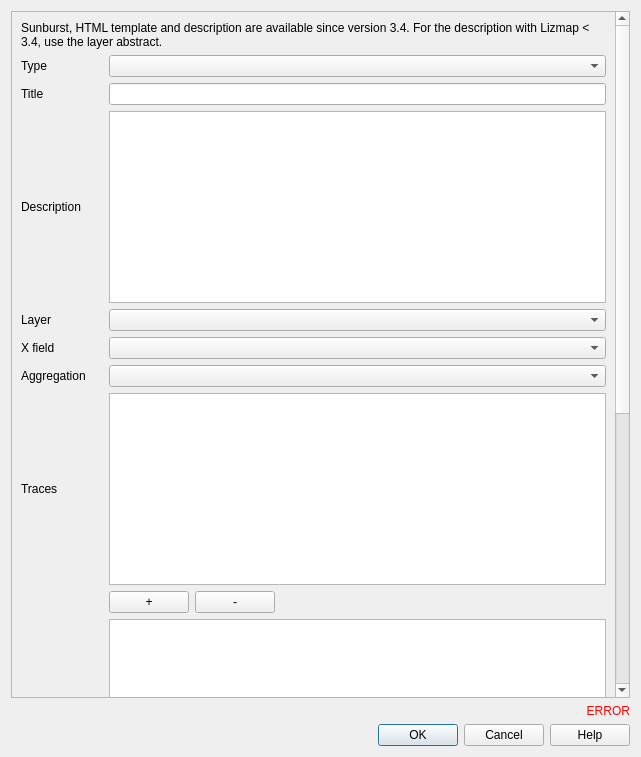
Before: the Qt Designer form lizmap/resources/ui/ui_form_dataviz.ui in 3liz/lizmap-plugin, drawn with Qt 5.
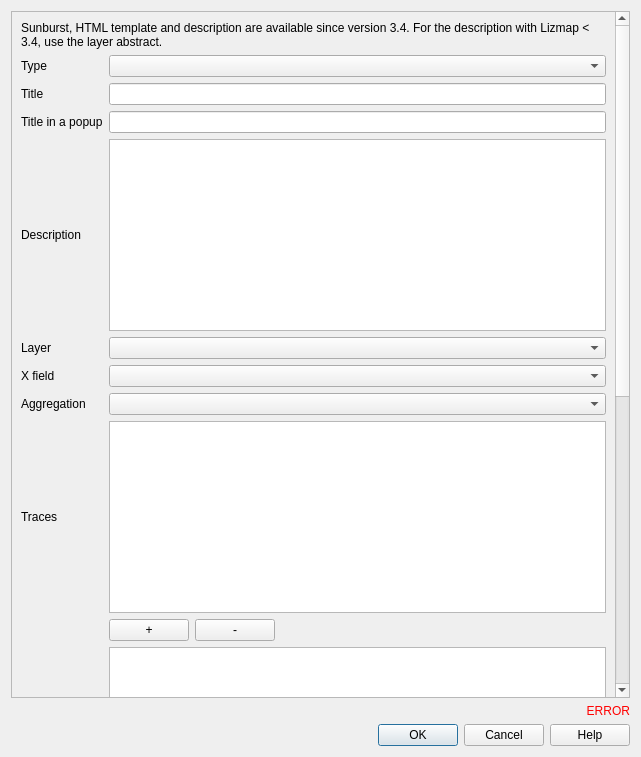
After: the same form once the commit is applied. Custom widgets are drawn as their Qt base class.

Commit message:
Dataviz - New options for title in popup, not filter data (#467)
* Dataviz - New options for title in popup, not filter data

* Apply suggestions from code review

Patch:
```diff
--- a/lizmap/resources/ui/ui_form_dataviz.ui
+++ b/lizmap/resources/ui/ui_form_dataviz.ui
@@ -24,8 +24,8 @@
        <rect>
         <x>0</x>
         <y>0</y>
-        <width>719</width>
-        <height>1208</height>
+        <width>607</width>
+        <height>1268</height>
        </rect>
       </property>
       <layout class="QVBoxLayout" name="verticalLayout_2">
@@ -41,20 +41,20 @@
        </item>
        <item>
         <layout class="QGridLayout" name="gridLayout">
-         <item row="11" column="1">
+         <item row="3" column="1">
+          <widget class="QPlainTextEdit" name="text_description"/>
+         </item>
+         <item row="12" column="1">
           <widget class="QCheckBox" name="stacked">
            <property name="text">
             <string>Stacked</string>
            </property>
           </widget>
          </item>
-         <item row="14" column="1">
-          <widget class="QCheckBox" name="only_show_child">
+         <item row="7" column="0">
+          <widget class="QLabel" name="label_traces">
            <property name="text">
-            <string>Only show in child popup</string>
-           </property>
-           <property name="checked">
-            <bool>true</bool>
+            <string>Traces</string>
            </property>
           </widget>
          </item>
@@ -68,10 +68,27 @@
            </property>
           </widget>
          </item>
-         <item row="6" column="1">
-          <widget class="QTableWidget" name="traces"/>
+         <item row="4" column="1">
+          <widget class="QgsMapLayerComboBox" name="layer"/>
          </item>
-         <item row="13" column="1">
+         <item row="2" column="0">
+          <widget class="QLabel" name="label_title_popup">
+           <property name="text">
+            <string>Title in a popup</string>
+           </property>
+          </widget>
+         </item>
+         <item row="2" column="1">
+          <widget class="QLineEdit" name="title_popup"/>
+         </item>
+         <item row="11" column="0">
+          <widget class="QLabel" name="label_layout">
+           <property name="text">
+            <string>Layout</string>
+           </property>
+          </widget>
+         </item>
+         <item row="14" column="1">
           <widget class="QCheckBox" name="popup_display_child_plot">
            <property name="text">
             <string>Display filtered plot in popups of parent layer</string>
@@ -81,48 +98,58 @@
            </property>
           </widget>
          </item>
+         <item row="16" column="1">
+          <widget class="QCheckBox" name="only_show_child">
+           <property name="text">
+            <string>Only show in child popup</string>
+           </property>
+           <property name="checked">
+            <bool>true</bool>
+           </property>
+          </widget>
+         </item>
          <item row="5" column="0">
+          <widget class="QLabel" name="label_x_field">
+           <property name="text">
+            <string>X field</string>
+           </property>
+          </widget>
+         </item>
+         <item row="3" column="0">
+          <widget class="QLabel" name="label_description">
+           <property name="text">
+            <string>Description</string>
+           </property>
+          </widget>
+         </item>
+         <item row="6" column="0">
           <widget class="QLabel" name="label_aggregation">
            <property name="text">
             <string>Aggregation</string>
            </property>
           </widget>
          </item>
-         <item row="0" column="0">
-          <widget class="QLabel" name="label_type">
-           <property name="text">
-            <string>Type</string>
-           </property>
-          </widget>
-         </item>
-         <item row="0" column="1">
-          <widget class="QComboBox" name="type_graph"/>
-         </item>
-         <item row="9" column="0">
-          <widget class="QLabel" name="label_html_template">
-           <property name="text">
-            <string>HTML template</string>
-           </property>
-          </widget>
-         </item>
-         <item row="12" column="1">
+         <item row="13" column="1">
           <widget class="QCheckBox" name="horizontal">
            <property name="text">
             <string>Horizontal</string>
            </property>
           </widget>
          </item>
-         <item row="5" column="1">
-          <widget class="QComboBox" name="aggregation"/>
-         </item>
-         <item row="2" column="0">
-          <widget class="QLabel" name="label_description">
+         <item row="4" column="0">
+          <widget class="QLabel" name="label_layer">
            <property name="text">
-            <string>Description</string>
+            <string>Layer</string>
            </property>
           </widget>
          </item>
-         <item row="7" column="1">
+         <item row="1" column="1">
+          <widget class="QLineEdit" name="title"/>
+         </item>
+         <item row="10" column="1">
+          <widget class="QgsCodeEditorHTML" name="html_template"/>
+         </item>
+         <item row="8" column="1">
           <layout class="QHBoxLayout" name="horizontalLayout_2">
            <item>
             <widget class="QPushButton" name="add_trace">
@@ -153,7 +180,7 @@
            </item>
           </layout>
          </item>
-         <item row="15" column="1">
+         <item row="17" column="1">
           <widget class="QCheckBox" name="display_legend">
            <property name="text">
             <string>Display the legend</string>
@@ -163,58 +190,48 @@
            </property>
           </widget>
          </item>
-         <item row="3" column="0">
-          <widget class="QLabel" name="label_layer">
+         <item row="10" column="0">
+          <widget class="QLabel" name="label_html_template">
            <property name="text">
-            <string>Layer</string>
+            <string>HTML template</string>
            </property>
           </widget>
          </item>
-         <item row="4" column="1">
+         <item row="11" column="1">
+          <widget class="JsonEditor" name="json_layout"/>
+         </item>
+         <item row="5" column="1">
           <widget class="QgsFieldComboBox" name="x_field"/>
          </item>
-         <item row="1" column="1">
-          <widget class="QLineEdit" name="title"/>
-         </item>
-         <item row="4" column="0">
-          <widget class="QLabel" name="label_x_field">
-           <property name="text">
-            <string>X field</string>
-           </property>
-          </widget>
-         </item>
-         <item row="2" column="1">
-          <widget class="QPlainTextEdit" name="text_description"/>
-         </item>
-         <item row="9" column="1">
-          <widget class="QgsCodeEditorHTML" name="html_template"/>
-         </item>
-         <item row="3" column="1">
-          <widget class="QgsMapLayerComboBox" name="layer"/>
-         </item>
-         <item row="6" column="0">
-          <widget class="QLabel" name="label_traces">
-           <property name="text">
-            <string>Traces</string>
-           </property>
-          </widget>
-         </item>
-         <item row="16" column="1">
+         <item row="18" column="1">
           <widget class="QCheckBox" name="display_when_layer_visible">
            <property name="text">
             <string>Display plot only when the layer is visible</string>
            </property>
           </widget>
          </item>
-         <item row="10" column="0">
-          <widget class="QLabel" name="label_layout">
+         <item row="7" column="1">
+          <widget class="QTableWidget" name="traces"/>
+         </item>
+         <item row="0" column="1">
+          <widget class="QComboBox" name="type_graph"/>
+         </item>
+         <item row="6" column="1">
+          <widget class="QComboBox" name="aggregation"/>
+         </item>
+         <item row="0" column="0">
+          <widget class="QLabel" name="label_type">
            <property name="text">
-            <string>Layout</string>
+            <string>Type</string>
            </property>
           </widget>
          </item>
-         <item row="10" column="1">
-          <widget class="JsonEditor" name="json_layout"/>
+         <item row="15" column="1">
+          <widget class="QCheckBox" name="refresh_if_filtered">
+           <property name="text">
+            <string>Refresh the plot if the layer data is filtered</string>
+           </property>
+          </widget>
          </item>
         </layout>
        </item>
@@ -241,7 +258,7 @@
       <enum>Qt::Horizontal</enum>
      </property>
      <property name="standardButtons">
-      <set>QDialogButtonBox::Help|QDialogButtonBox::Cancel|QDialogButtonBox::Ok</set>
+      <set>QDialogButtonBox::Cancel|QDialogButtonBox::Help|QDialogButtonBox::Ok</set>
      </property>
     </widget>
    </item>
```
The commit also changes 4 other files.
